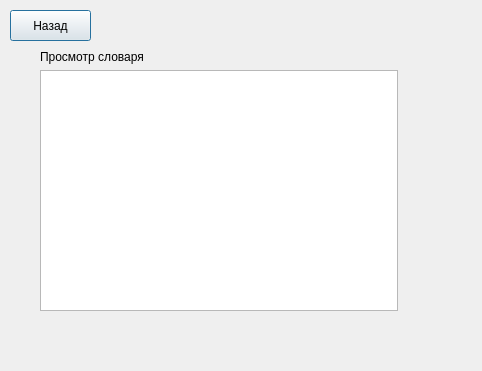
Qt form temporal_editor/viewwindow.ui (rock-n-shrimproll/temporalEditor) before a commit.
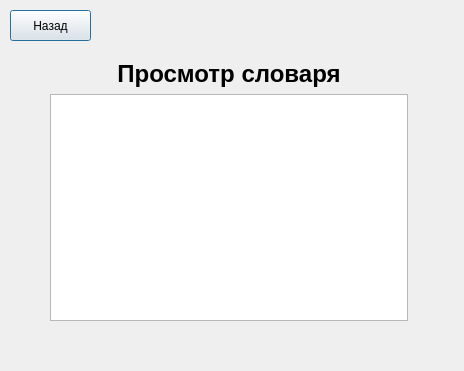
The same form after that commit.

Patch:
```diff
--- a/temporal_editor/viewwindow.ui
+++ b/temporal_editor/viewwindow.ui
@@ -6,7 +6,7 @@
    <rect>
     <x>0</x>
     <y>0</y>
-    <width>482</width>
+    <width>464</width>
     <height>371</height>
    </rect>
   </property>
@@ -29,8 +29,8 @@
   <widget class="QWidget" name="gridLayoutWidget">
    <property name="geometry">
     <rect>
-     <x>40</x>
-     <y>50</y>
+     <x>50</x>
+     <y>60</y>
      <width>371</width>
      <height>261</height>
     </rect>
@@ -45,13 +45,30 @@
     </item>
     <item row="0" column="0">
      <widget class="QLabel" name="labelTitle">
+      <property name="font">
+       <font>
+        <pointsize>18</pointsize>
+        <weight>75</weight>
+        <bold>true</bold>
+       </font>
+      </property>
       <property name="text">
        <string>Просмотр словаря</string>
       </property>
+      <property name="alignment">
+       <set>Qt::AlignCenter</set>
+      </property>
+     </widget>
+    </item>
+    <item row="0" column="2">
+     <widget class="QLabel" name="label_current_dictionary">
+      <property name="text">
+       <string/>
+      </property>
      </widget>
     </item>
     <item row="1" column="0">
-     <widget class="QListView" name="listViewDict"/>
+     <widget class="QTableView" name="tableView"/>
     </item>
    </layout>
   </widget>
```
Left out of the diff: 7 changed lines with no effect on the pictures.
